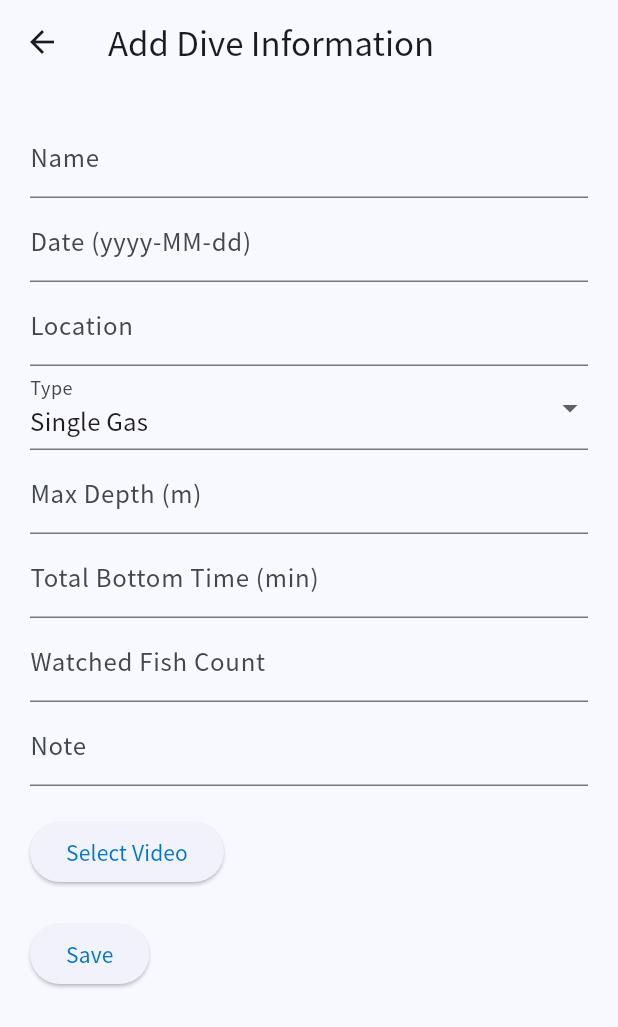
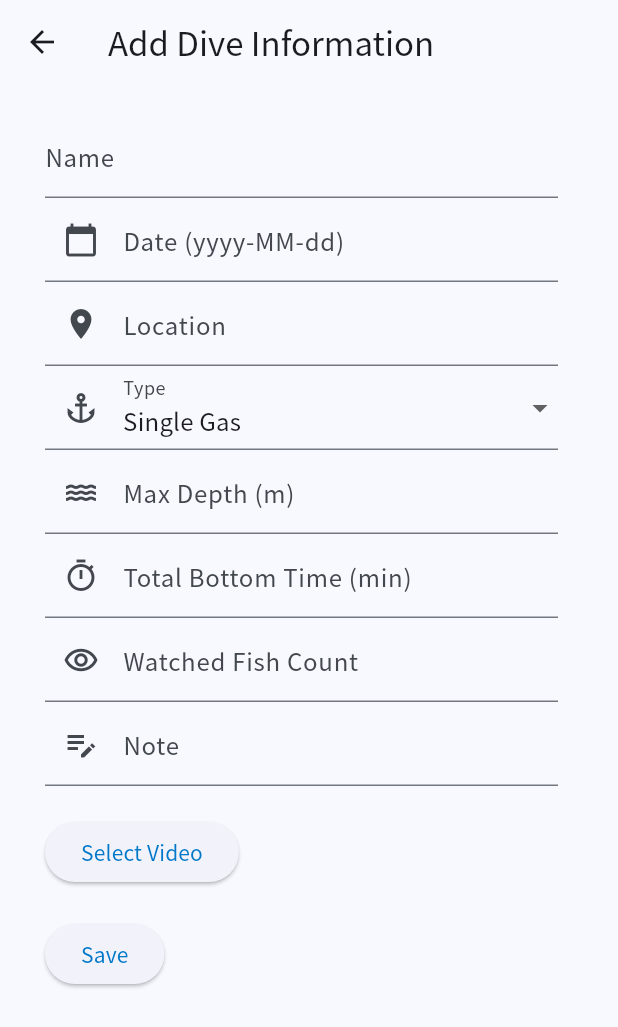
Before and after one commit to Project-Octo/ProjectOcto-App-DiveLog, a Flutter app: the AddPage screen opened directly, on a phone screen of 412 x 824 dp. Shown: the top 1027 px of the screen. Run offline on Flutter 3.47's test engine with Material 3 defaults, Android fonts, the light colour scheme and no system bars; our stand-ins replace file_picker, firebase_auth, firebase_core, flutter_markdown, google_fonts, smooth_page_indicator; missing offline and left inert: firebase_ui_auth, firebase_ui_oauth_google; accounts and stored records are empty.

Commit message:
design addpage widget

```diff
--- a/lib/screens/add_page.dart
+++ b/lib/screens/add_page.dart
@@ -31,6 +31,8 @@ class _AddPageState extends State<AddPage> {
       ),
       body: SingleChildScrollView(
         padding: EdgeInsets.all(20.0),
+        child: Container(
+          padding: EdgeInsets.only(left: 10.0, right: 20.0),
           child: Column(
             crossAxisAlignment: CrossAxisAlignment.start,
             children: <Widget>[
@@ -40,7 +42,9 @@ class _AddPageState extends State<AddPage> {
               ),
               TextFormField(
                 controller: _dateController,
-              decoration: InputDecoration(labelText: 'Date (yyyy-MM-dd)'),
+                decoration: const InputDecoration(
+                    labelText: 'Date (yyyy-MM-dd)',
+                    prefixIcon: Icon(Icons.calendar_today)),
                 keyboardType: TextInputType.number,
                 validator: (value) {
                   if (!_dateRegExp.hasMatch(value!)) {
@@ -51,11 +55,14 @@ class _AddPageState extends State<AddPage> {
               ),
               TextFormField(
                 controller: _locationController,
-              decoration: InputDecoration(labelText: 'Location'),
+                decoration: const InputDecoration(
+                    labelText: 'Location',
+                    prefixIcon: Icon(Icons.location_on_sharp)),
               ),
               DropdownButtonFormField(
                 value: _selectedType,
-              items: ['Single Gas', 'Multi Gas', 'Gauge', 'Apnea Hunt', 'Apnea']
+                items:
+                    ['Single Gas', 'Multi Gas', 'Gauge', 'Apnea Hunt', 'Apnea']
                         .map((type) => DropdownMenuItem(
                               child: Text(type),
                               value: type,
@@ -66,26 +73,33 @@ class _AddPageState extends State<AddPage> {
                     _selectedType = value!;
                   });
                 },
-              decoration: InputDecoration(labelText: 'Type'),
+                decoration: const InputDecoration(
+                    labelText: 'Type', prefixIcon: Icon(Icons.anchor_sharp)),
               ),
               TextFormField(
                 controller: _maxDepthController,
-              decoration: InputDecoration(labelText: 'Max Depth (m)'),
+                decoration: const InputDecoration(
+                    labelText: 'Max Depth (m)', prefixIcon: Icon(Icons.water)),
                 keyboardType: TextInputType.number,
               ),
               TextFormField(
                 controller: _totalBottomTimeController,
-              decoration: InputDecoration(labelText: 'Total Bottom Time (min)'),
+                decoration: const InputDecoration(
+                    labelText: 'Total Bottom Time (min)',
+                    prefixIcon: Icon(Icons.timer_outlined)),
                 keyboardType: TextInputType.number,
               ),
               TextFormField(
                 controller: _watchedFishCountController,
-              decoration: InputDecoration(labelText: 'Watched Fish Count'),
+                decoration: const InputDecoration(
+                    labelText: 'Watched Fish Count',
+                    prefixIcon: Icon(Icons.remove_red_eye_outlined)),
                 keyboardType: TextInputType.number,
               ),
               TextFormField(
                 controller: _noteController,
-              decoration: InputDecoration(labelText: 'Note'),
+                decoration: const InputDecoration(
+                    labelText: 'Note', prefixIcon: Icon(Icons.edit_note_sharp)),
                 maxLines: null,
               ),
               SizedBox(height: 20.0),
@@ -101,7 +115,8 @@ class _AddPageState extends State<AddPage> {
                 },
                 child: Text('Select Video'),
               ),
-            if (_videoFile != null) Text('Selected video: ${_videoFile!.path}'),
+              if (_videoFile != null)
+                Text('Selected video: ${_videoFile!.path}'),
               SizedBox(height: 20.0),
               ElevatedButton(
                 onPressed: () {
@@ -114,6 +129,7 @@ class _AddPageState extends State<AddPage> {
             ],
           ),
         ),
+      ),
     );
   }
 }
```
Lines whose indentation alone changed are shown as unchanged.
